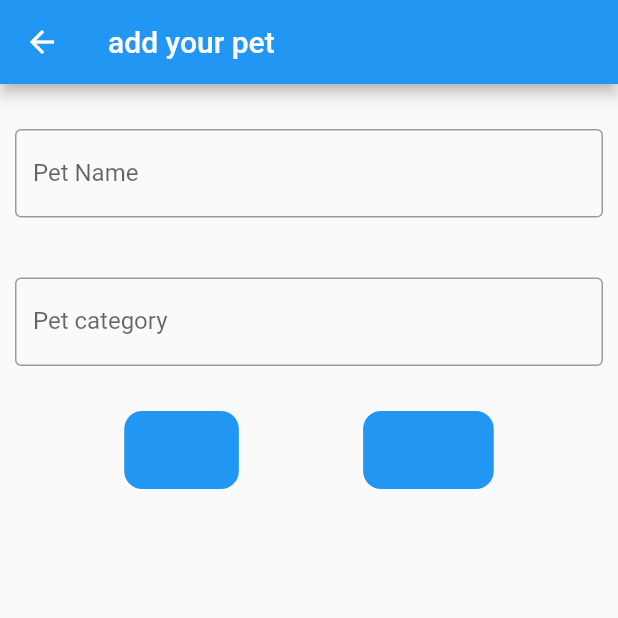
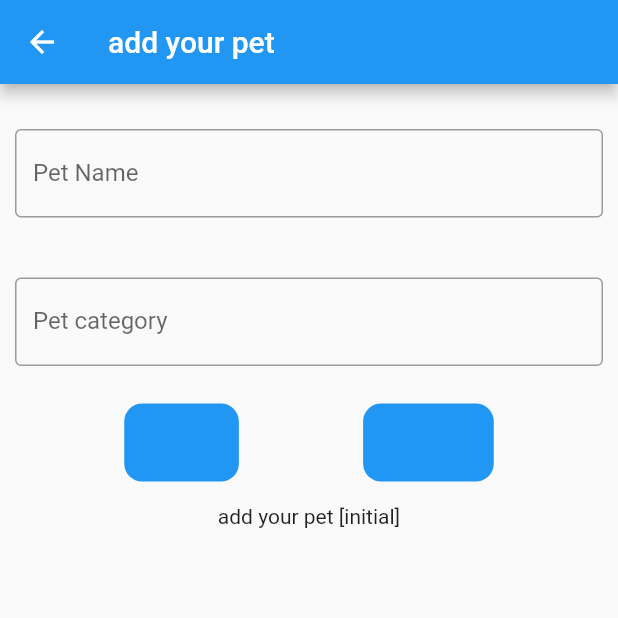
Before and after one commit to INTERNS-LXI-TECHNOLOGIES/FlutterWorkshop, a Flutter app: the AddScreen screen opened directly, on a phone screen of 412 x 824 dp, the top half of it. Run offline on Flutter 3.47's test engine with Material 2 defaults, Android fonts, the light colour scheme and no system bars; our stand-ins replace bloc, built_collection, built_value, dio, flutter_bloc.

Commit message:
pet add bloc

```diff
--- a/pet_store/lib/bloc/bloc/pet_add_bloc.dart
+++ b/pet_store/lib/bloc/bloc/pet_add_bloc.dart
@@ -1,14 +1,15 @@
 import 'package:bloc/bloc.dart';
 import 'package:flutter/material.dart';
-import 'package:meta/meta.dart';
+
 import 'package:openapi/openapi.dart';
 
 part 'pet_add_event.dart';
 part 'pet_add_state.dart';
 
 class PetAddBloc extends Bloc<PetAddEvent, PetAddState> {
-  PetAddBloc() : super(PetAddInitial()) {
-    on<AddPetByTextForm>((event, emit) async {
+  PetAddBloc() : super(const PetAddInitial(msg: 'add your pet [initial]')) {
+    on<AddPetByTextForm>(
+      (event, emit) async {
         try {
           if (event.cateName.isNotEmpty && event.petName.isNotEmpty) {
             PetBuilder petBuilder = PetBuilder();
@@ -21,17 +22,22 @@ class PetAddBloc extends Bloc<PetAddEvent, PetAddState> {
             final response = await Openapi().getPetApi().addPet(
                   body: newPet,
                 );
-
+            emit(const PetAddedState(msg: 'pet added sucessfully'));
             debugPrint("Response=> ${response.toString()}");
+            await Future.delayed(const Duration(seconds: 3));
+            emit(const PetAddInitial(msg: 'add your pet'));
           } else {
-          emit(PetAddNoValueState('enter name and category'));
+            emit(const PetAddNoValueState(msg: 'enter name and category'));
+            await Future.delayed(const Duration(seconds: 3));
+            emit(const PetAddInitial(msg: 'add your pet'));
           }
-
-        emit(PetAddInitial());
         } on Exception {
           debugPrint(Exception().toString());
-        emit(PetAddErrorState('something went wrong'));
+          emit(const PetAddErrorState(msg: 'something went wrong'));
+          await Future.delayed(const Duration(seconds: 3));
+          emit(const PetAddInitial(msg: 'add your pet'));
         }
-    });
+      },
+    );
   }
 }
--- a/pet_store/lib/bloc/bloc/pet_add_state.dart
+++ b/pet_store/lib/bloc/bloc/pet_add_state.dart
@@ -1,19 +1,25 @@
 part of 'pet_add_bloc.dart';
 
 @immutable
-abstract class PetAddState {}
+abstract class PetAddState {
+  final String msg;
+  const PetAddState({required this.msg});
+}
 
-class PetAddInitial extends PetAddState {}
+class PetAddInitial extends PetAddState {
+  const PetAddInitial({required String msg}) : super(msg: msg);
+}
 
-class PetAddedState extends PetAddState {}
+class PetAddedState extends PetAddState {
+  const PetAddedState({required String msg}) : super(msg: msg);
+}
 
+// ignore: must_be_immutable
 class PetAddNoValueState extends PetAddState {
-  String noValueMsg;
-  PetAddNoValueState(this.noValueMsg);
+  const PetAddNoValueState({required String msg}) : super(msg: msg);
 }
 
 // ignore: must_be_immutable
 class PetAddErrorState extends PetAddState {
-  String errorMsg;
-  PetAddErrorState(this.errorMsg);
+  const PetAddErrorState({required String msg}) : super(msg: msg);
 }
--- a/pet_store/lib/main.dart
+++ b/pet_store/lib/main.dart
@@ -19,7 +19,7 @@ class MyApp extends StatelessWidget {
     return MultiBlocProvider(
       providers: [
         BlocProvider(create: (context) => PetsBloc()),
-        BlocProvider(create: (context) => PetAddBloc())
+        BlocProvider(create: (context) => PetAddBloc()),
       ],
       child: MaterialApp(
         theme: ThemeData(primaryColor: Colors.blue[700]),
--- a/pet_store/lib/screens/add_screen.dart
+++ b/pet_store/lib/screens/add_screen.dart
@@ -1,8 +1,6 @@
 import 'package:flutter/cupertino.dart';
 import 'package:flutter/material.dart';
 import 'package:flutter_bloc/flutter_bloc.dart';
-import 'package:http/http.dart';
-import 'package:openapi/openapi.dart';
 import 'package:pet_store/bloc/bloc/pet_add_bloc.dart';
 
 class AddScreen extends StatelessWidget {
@@ -18,26 +16,7 @@ class AddScreen extends StatelessWidget {
       appBar: AppBar(
         title: const Text("add your pet"),
       ),
-        body: BlocListener<PetAddBloc, PetAddState>(
-          listener: (context, state) {
-            // TODO: implement listener
-            if (State is PetAddInitial) {
-              const snackBar = SnackBar(
-                backgroundColor: Colors.blue,
-                content: Text('pet added successfully'),
-              );
-              ScaffoldMessenger.of(context).showSnackBar(snackBar);
-            } else if (State is PetAddErrorState) {
-              const snackBar = SnackBar(
-                backgroundColor: Colors.red,
-                content: Text('something went wrong'),
-              );
-              ScaffoldMessenger.of(context).showSnackBar(snackBar);
-            }
-          },
-          child: Form(
-            key: _formKey,
-            child: Column(
+      body: Column(
         children: [
           const SizedBox(height: 20),
           Container(
@@ -77,26 +56,25 @@ class AddScreen extends StatelessWidget {
               ),
             ),
           ),
-                const SizedBox(height: 20),
+          const SizedBox(height: 15),
           Row(
             mainAxisAlignment: MainAxisAlignment.spaceEvenly,
             children: [
               CupertinoButton(
                 color: Colors.blue,
-                      onPressed: () {
-                        if (isCateName == true && isPetName == true) {
+                onPressed: () async {
                   BlocProvider.of<PetAddBloc>(context).add(
-                            AddPetByTextForm(
-                                nameController.text, cateController.text),
+                    AddPetByTextForm(nameController.text, cateController.text),
                   );
+
                   // const snackBar = SnackBar(
                   //   backgroundColor: Colors.blue,
                   //   content: Text('pet added successfully'),
                   // );
                   // ScaffoldMessenger.of(context).showSnackBar(snackBar);
+                  await Future.delayed(const Duration(seconds: 5));
                   nameController.clear();
                   cateController.clear();
-                        }
                 },
                 child: const Text('add+'),
               ),
@@ -108,37 +86,40 @@ class AddScreen extends StatelessWidget {
                   },
                   child: const Text('cancel')),
             ],
-                )
+          ),
+          const SizedBox(height: 15),
+          BlocBuilder<PetAddBloc, PetAddState>(
+            builder: (context, state) {
+              if (state is PetAddNoValueState) {
+                return SizedBox(
+                  height: 20,
+                  child: Text(state.msg),
+                );
+              } else if (state is PetAddErrorState) {
+                return SizedBox(
+                  height: 20,
+                  child: Text(state.msg),
+                );
+              } else if (state is PetAddedState) {
+                return SizedBox(
+                  height: 20,
+                  child: Text(state.msg),
+                );
+              } else if (state is PetAddInitial) {
+                return SizedBox(
+                  height: 20,
+                  child: Text(state.msg),
+                );
+              } else {
+                return const SizedBox(
+                  height: 20,
+                  child: Text('bad state'),
+                );
+              }
+            },
+          ),
         ],
       ),
-          ),
-        ));
-  }
-
-  showSnackbar(context) {
-    return BlocBuilder<PetAddBloc, PetAddState>(
-      builder: (context, state) {
-        if (State is PetAddInitial) {
-          const snackBar = SnackBar(
-            backgroundColor: Colors.blue,
-            content: Text('pet added successfully'),
-          );
-          ScaffoldMessenger.of(context).showSnackBar(snackBar);
-          nameController.clear();
-          cateController.clear();
-          // return Text('added');
-        } else if (State is PetAddErrorState) {
-          const snackBar = SnackBar(
-            backgroundColor: Colors.red,
-            content: Text('something went wrong'),
-          );
-          ScaffoldMessenger.of(context).showSnackBar(snackBar);
-          nameController.clear();
-          cateController.clear();
-          // return Text('error');
-        }
-        return Text('error');
-      },
     );
   }
 }
```
Also changed, not shown: pet_store/lib/screens/pets_screen.dart (+52 -2 lines), pet_store/lib/widgets/image_decode_widget.dart (+5 -3 lines), pet_store/lib/widgets/pet_list_status.dart (deleted, +0 -52 lines), pet_store/pubspec.lock, 1 other file. Lines whose indentation alone changed are shown as unchanged.
